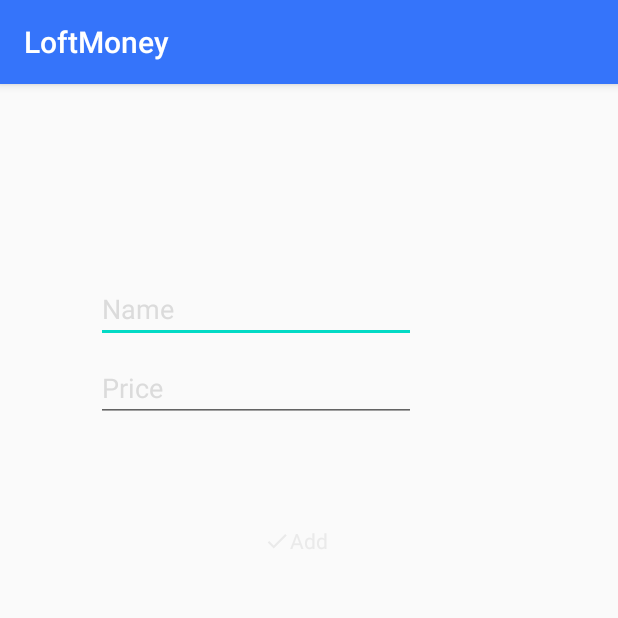
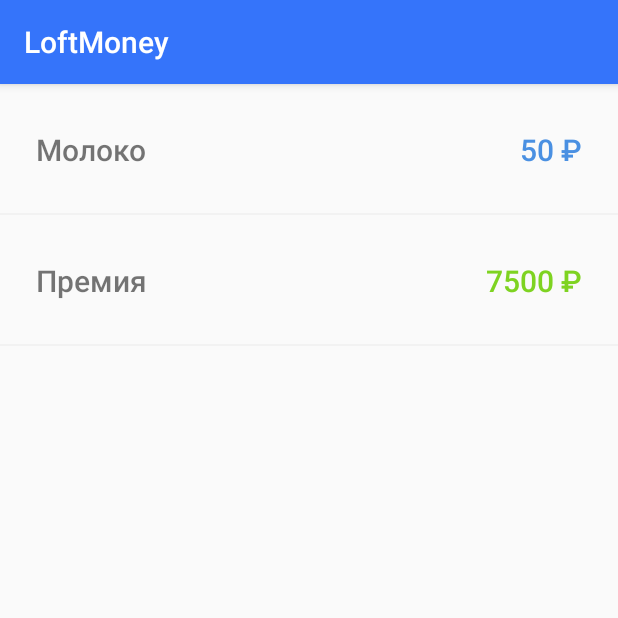
Before and after one commit to BornToNight/LoftMoney, an Android app: the screen it shows after launch (AddItemActivity before the commit, MainActivity after it), on a phone screen of 412 x 824 dp, the top half of it. Run offline under Robolectric (Android 15) with nearby library versions, the phone set to English and light mode, and no system bars.

Commit message:
ДЗ-2-1

```diff
--- a/app/build.gradle
+++ b/app/build.gradle
@@ -26,6 +26,7 @@ dependencies {
     implementation fileTree(dir: "libs", include: ["*.jar"])
     implementation 'androidx.appcompat:appcompat:1.1.0'
     implementation 'androidx.constraintlayout:constraintlayout:1.1.3'
+    implementation "androidx.recyclerview:recyclerview:1.1.0"
     testImplementation 'junit:junit:4.12'
     androidTestImplementation 'androidx.test.ext:junit:1.1.1'
     androidTestImplementation 'androidx.test.espresso:espresso-core:3.2.0'
--- a/app/src/main/AndroidManifest.xml
+++ b/app/src/main/AndroidManifest.xml
@@ -10,13 +10,13 @@
         android:supportsRtl="true"
         android:theme="@style/AppTheme">
         <activity android:name=".AddItemActivity">
+        </activity>
+        <activity android:name=".MainActivity">
             <intent-filter>
                 <action android:name="android.intent.action.MAIN" />
                 <category android:name="android.intent.category.LAUNCHER" />
             </intent-filter>
         </activity>
-        <activity android:name=".MainActivity">
-        </activity>
     </application>
 
 </manifest>
--- a/app/src/main/java/ru/borntonight/loftmoney/MainActivity.java
+++ b/app/src/main/java/ru/borntonight/loftmoney/MainActivity.java
@@ -1,14 +1,52 @@
 package ru.borntonight.loftmoney;
-
-import androidx.appcompat.app.AppCompatActivity;
 
 import android.os.Bundle;
 
+import java.util.ArrayList;
+import java.util.List;
+
+import androidx.appcompat.app.AppCompatActivity;
+import androidx.recyclerview.widget.LinearLayoutManager;
+import androidx.recyclerview.widget.RecyclerView;
+import ru.borntonight.loftmoney.item.Item;
+import ru.borntonight.loftmoney.item.ItemAdapter;
+import ru.borntonight.loftmoney.item.ItemAdapterClick;
+
 public class MainActivity extends AppCompatActivity {
+
+    private RecyclerView recyclerView;
+    ItemAdapter itemAdapter;
 
     @Override
     protected void onCreate(Bundle savedInstanceState) {
         super.onCreate(savedInstanceState);
         setContentView(R.layout.activity_main);
+
+        recyclerView = findViewById(R.id.priceRecycleView);
+        itemAdapter = new ItemAdapter();
+
+        recyclerView.setAdapter(itemAdapter);
+        recyclerView.setLayoutManager(new LinearLayoutManager(getApplicationContext(), LinearLayoutManager.VERTICAL, false));
+
+        itemAdapter.addData(generateExpenses());
+        itemAdapter.addData(generateIncomes());
+        itemAdapter.setItemAdapterClick(new ItemAdapterClick() {
+            @Override
+            public void onItemClick(Item item) {
+                // todo действие при нажатии
+            }
+        });
+    }
+
+    private List<Item> generateExpenses() {
+        List<Item> items = new ArrayList<>();
+        items.add(new Item("Молоко", "50 ₽", R.color.colorExpense));
+        return items;
+    }
+
+    private List<Item> generateIncomes() {
+        List<Item> items = new ArrayList<>();
+        items.add(new Item("Премия", "7500 ₽", R.color.colorAppleGreen));
+        return items;
     }
 }
--- /dev/null
+++ b/app/src/main/java/ru/borntonight/loftmoney/item/Item.java
@@ -0,0 +1,27 @@
+package ru.borntonight.loftmoney.item;
+
+public class Item {
+
+    private String name;
+    private String price;
+    private Integer color;
+
+    public Item(String name, String price, Integer color) {
+        this.name = name;
+        this.price = price;
+        this.color = color;
+    }
+
+    public String getName() {
+        return name;
+    }
+
+    public String getPrice() {
+        return price;
+    }
+
+    public Integer getColor() {
+        return color;
+    }
+
+}
--- /dev/null
+++ b/app/src/main/java/ru/borntonight/loftmoney/item/ItemAdapter.java
@@ -0,0 +1,86 @@
+package ru.borntonight.loftmoney.item;
+
+import android.view.LayoutInflater;
+import android.view.View;
+import android.view.ViewGroup;
+import android.widget.TextView;
+
+import java.util.ArrayList;
+import java.util.List;
+
+import androidx.annotation.NonNull;
+import androidx.core.content.ContextCompat;
+import androidx.recyclerview.widget.RecyclerView;
+import ru.borntonight.loftmoney.R;
+
+public class ItemAdapter extends RecyclerView.Adapter<ItemAdapter.ItemViewHolder> {
+
+    private List<Item> items = new ArrayList<>();
+    private ItemAdapterClick itemAdapterClick;
+
+    public void setItemAdapterClick(ItemAdapterClick itemAdapterClick) {
+        this.itemAdapterClick = itemAdapterClick;
+    }
+
+    public void setData(List<Item> items) {
+        this.items.clear();
+        this.items.addAll(items);
+        notifyDataSetChanged();
+    }
+
+    public void addData(List<Item> items) {
+        this.items.addAll(items);
+        notifyDataSetChanged();
+    }
+
+    // какой View использовать для каждого элемента
+    @NonNull
+    @Override
+    public ItemViewHolder onCreateViewHolder(@NonNull ViewGroup parent, int viewType) {
+        return  new ItemViewHolder(itemAdapterClick, LayoutInflater.from(parent.getContext()).inflate(R.layout.item, parent, false));
+    }
+
+    // запись данных в View
+    @Override
+    public void onBindViewHolder(@NonNull ItemViewHolder holder, int position) {
+        holder.bind(items.get(position));
+    }
+
+    @Override
+    public int getItemCount() {
+        return items.size();
+    }
+
+    static class ItemViewHolder extends RecyclerView.ViewHolder {
+
+        private TextView nameView;
+        private TextView priceView;
+        private ItemAdapterClick itemAdapterClick;
+
+        public ItemViewHolder(ItemAdapterClick itemAdapterClick, @NonNull View itemView) {
+            super(itemView);
+            this.itemAdapterClick = itemAdapterClick;
+            // ищем именно ВНУТРИ view item
+            nameView = itemView.findViewById(R.id.itemNameView);
+            priceView = itemView.findViewById(R.id.itemPriceView);
+        }
+
+        // параметр - откуда берём данные
+        public void bind(final Item item) {
+            itemView.setOnClickListener(new View.OnClickListener() {
+
+                @Override
+                public void onClick(View view) {
+                    if (itemAdapterClick != null) {
+                        itemAdapterClick.onItemClick(item);
+                    }
+                }
+            });
+
+            // устанавливаем данные в TextView, которые получили при bind
+            nameView.setText(item.getName());
+            priceView.setText(item.getPrice());
+            priceView.setTextColor(ContextCompat.getColor(priceView.getContext(), item.getColor()));
+        }
+    }
+}
--- /dev/null
+++ b/app/src/main/java/ru/borntonight/loftmoney/item/ItemAdapterClick.java
@@ -0,0 +1,5 @@
+package ru.borntonight.loftmoney.item;
+
+public interface ItemAdapterClick {
+    void onItemClick (Item item);
+}
--- a/app/src/main/res/layout/activity_main.xml
+++ b/app/src/main/res/layout/activity_main.xml
@@ -6,13 +6,11 @@
     android:layout_height="match_parent"
     tools:context=".MainActivity">
 
-    <TextView
-        android:layout_width="wrap_content"
-        android:layout_height="wrap_content"
-        android:text="Hello World!"
-        app:layout_constraintBottom_toBottomOf="parent"
-        app:layout_constraintLeft_toLeftOf="parent"
-        app:layout_constraintRight_toRightOf="parent"
-        app:layout_constraintTop_toTopOf="parent" />
+    <view class="androidx.recyclerview.widget.RecyclerView"
+        android:id="@+id/priceRecycleView"
+        android:layout_width="match_parent"
+        android:layout_height="match_parent">
+
+    </view>
 
 </androidx.constraintlayout.widget.ConstraintLayout>
--- /dev/null
+++ b/app/src/main/res/layout/item.xml
@@ -0,0 +1,37 @@
+<?xml version="1.0" encoding="utf-8"?>
+<FrameLayout xmlns:android="http://schemas.android.com/apk/res/android"
+    android:layout_width="match_parent"
+    android:layout_height="wrap_content">
+
+    <LinearLayout
+        android:layout_width="match_parent"
+        android:layout_height="wrap_content"
+        android:orientation="horizontal"
+        android:paddingStart="24dp"
+        android:paddingEnd="24dp"
+        android:paddingTop="30dp"
+        android:paddingBottom="30dp">
+
+        <TextView
+            android:id="@+id/itemNameView"
+            android:layout_width="0dp"
+            android:layout_weight="1"
+            android:layout_height="wrap_content"
+            android:layout_marginEnd="16dp"
+            android:fontFamily="sans-serif-medium"
+            android:textSize="20sp"/>
+
+        <TextView
+            android:id="@+id/itemPriceView"
+            android:layout_width="wrap_content"
+            android:layout_height="wrap_content"
+            android:fontFamily="sans-serif-medium"
+            android:textSize="20sp"/>
+    </LinearLayout>
+
+    <View
+        android:layout_width="match_parent"
+        android:layout_height="1dp"
+        android:background="@color/divideColor"
+        android:layout_gravity="bottom"/>
+</FrameLayout>
--- a/app/src/main/res/values/colors.xml
+++ b/app/src/main/res/values/colors.xml
@@ -7,4 +7,6 @@
     <color name="colorWhiteThree">#EAEAEA</color>
     <color name="colorBar">#3574FA</color>
     <color name="colorBarDark">#326EEE</color>
+    <color name="colorExpense">#4A90E2</color>
+    <color name="divideColor">#F2F2F2</color>
 </resources>
```
